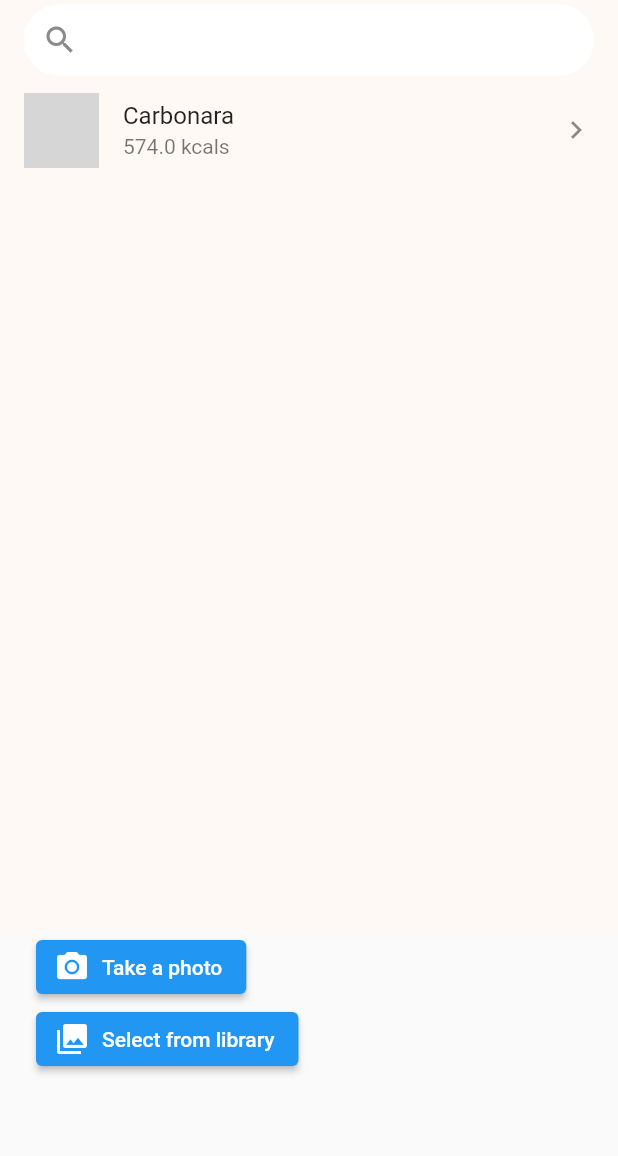
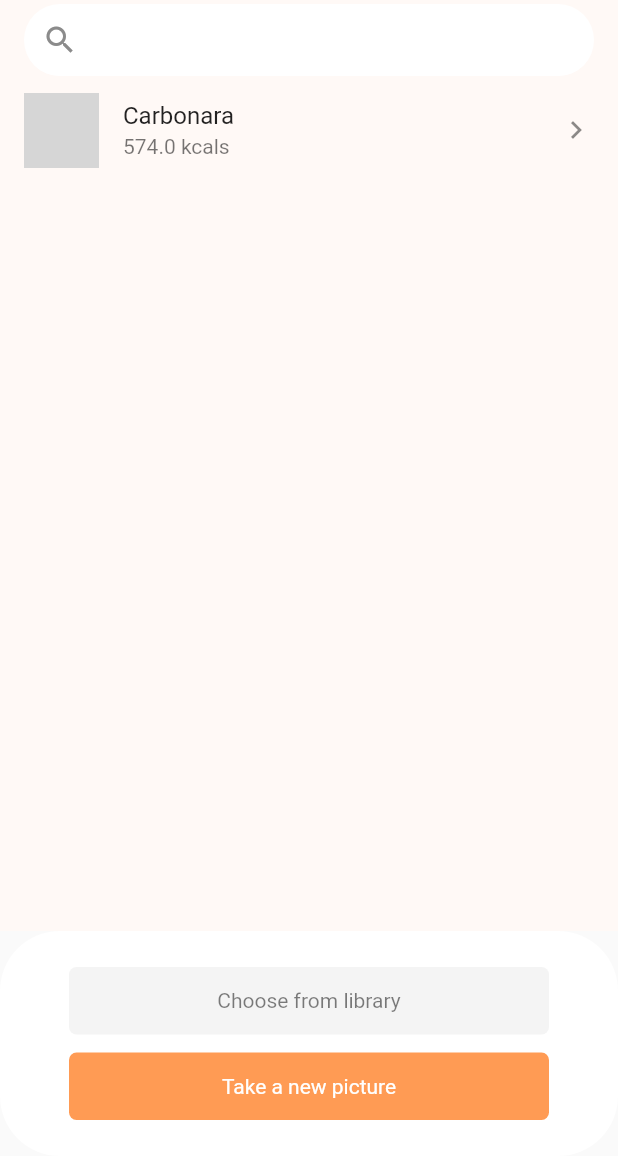
Before and after one commit to GGolfz/Calosia, a Flutter app: the screen it shows after launch, after a tap on the "camera alt" icon, on a phone screen of 412 x 824 dp, the part 80-1236 px from its top. Run offline on Flutter 3.47's test engine with Material 2 defaults, Android fonts, the phone set to English and light mode, and no system bars; our stand-ins replace dio, image_picker; network calls fail; grey boxes are pictures that could not be loaded.

Commit message:
add: source button :sparkles:

```diff
--- a/lib/widget/customBottomSheet.dart
+++ b/lib/widget/customBottomSheet.dart
@@ -1,3 +1,4 @@
+import 'package:calosia/widget/sourceButton.dart';
 import 'package:flutter/material.dart';
 import 'package:image_picker/image_picker.dart';
 
@@ -9,28 +10,17 @@ class CustomBottomSheet extends StatelessWidget {
   @override
   Widget build(BuildContext context) {
     return Container(
-      padding: EdgeInsets.symmetric(horizontal: 24),
+      padding: EdgeInsets.symmetric(horizontal: 24, vertical: 24),
+      decoration: BoxDecoration(
+          borderRadius: BorderRadius.all(Radius.circular(40)),
+          color: Colors.white),
       child: Column(
         children: [
-          Row(mainAxisAlignment: MainAxisAlignment.start, children: [
-            ElevatedButton.icon(
-                onPressed: () async {
-                  final _pickedImage = await imagePicker.getImage(
-                    source: ImageSource.camera,
-                    imageQuality: 70,
-                    maxWidth: 600,
-                    maxHeight: 500,
-                  );
-                  if (_pickedImage != null) {
-                    predict(_pickedImage, context);
-                  }
-                },
-                icon: Icon(Icons.camera_alt),
-                label: Text('Take a photo'))
-          ]),
-          Row(mainAxisAlignment: MainAxisAlignment.start, children: [
-            ElevatedButton.icon(
-                onPressed: () async {
+          SourceButton(
+              text: "Choose from library",
+              textColor: Color(0x82000000),
+              color: Color(0xFFF4F4F4),
+              onTap: () async {
                 final _pickedImage = await imagePicker.getImage(
                   source: ImageSource.gallery,
                   imageQuality: 70,
@@ -40,10 +30,25 @@ class CustomBottomSheet extends StatelessWidget {
                 if (_pickedImage != null) {
                   predict(_pickedImage, context);
                 }
-                },
-                icon: Icon(Icons.photo_library),
-                label: Text('Select from library'))
-          ])
+              }),
+          SizedBox(
+            height: 12,
+          ),
+          SourceButton(
+              text: "Take a new picture",
+              textColor: Color(0xFFFFFFFF),
+              color: Color(0xFFFF9B54),
+              onTap: () async {
+                final _pickedImage = await imagePicker.getImage(
+                  source: ImageSource.camera,
+                  imageQuality: 70,
+                  maxWidth: 600.0,
+                  maxHeight: 500.0,
+                );
+                if (_pickedImage != null) {
+                  predict(_pickedImage, context);
+                }
+              }),
         ],
       ),
       height: 150,
--- a/lib/widget/searchField.dart
+++ b/lib/widget/searchField.dart
@@ -1,4 +1,5 @@
 import 'package:flutter/material.dart';
+
 class SearchField extends StatelessWidget {
   final text;
   final onSearch;
@@ -12,12 +13,12 @@ class SearchField extends StatelessWidget {
           child: TextField(
             onEditingComplete: () {
               onSearch(text.text);
-              text.text = '';
               FocusScope.of(context).unfocus();
             },
+            textAlignVertical: TextAlignVertical.center,
             controller: text,
             autofocus: false,
-            style: TextStyle(fontSize: 20.0, color: Color(0xFF8B8B8B)),
+            style: TextStyle(fontSize: 16.0, color: Color(0xFF8B8B8B)),
             decoration: InputDecoration(
               filled: true,
               fillColor: Colors.white,
--- /dev/null
+++ b/lib/widget/sourceButton.dart
@@ -0,0 +1,30 @@
+import 'package:flutter/material.dart';
+
+class SourceButton extends StatelessWidget {
+  final String text;
+  final Color textColor;
+  final Color color;
+  final Function onTap;
+  SourceButton(
+      {required this.text,
+      required this.textColor,
+      required this.color,
+      required this.onTap});
+  @override
+  Widget build(BuildContext context) {
+    return GestureDetector(
+        onTap: () => onTap(),
+        child: Container(
+          height: 45,
+          width: 320,
+          decoration: BoxDecoration(
+              color: color, borderRadius: BorderRadius.all(Radius.circular(5))),
+          child: Center(
+            child: Text(
+              text,
+              style: TextStyle(color: textColor),
+            ),
+          ),
+        ));
+  }
+}
```
Lines whose indentation alone changed are shown as unchanged.
